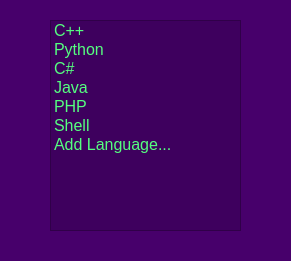
dwvwdv/CodeToolbox, file menu.ui: the form before one commit.
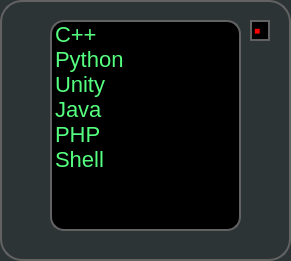
The form after the commit. Icons and pictures are not drawn.

Diff of the .ui file:
```diff
--- a/menu.ui
+++ b/menu.ui
@@ -14,8 +14,12 @@
    <string>Mikaㄉ寶箱</string>
   </property>
   <property name="styleSheet">
-   <string notr="true">background-color:rgb(71, 0, 107)
-</string>
+   <string notr="true">background-color:#2d3436;
+color:rgb(85, 255, 127);
+border-radius: 22px;
+font: &quot;Arial&quot;;
+font-size: 22px;
+border: 2px solid rgb(98, 98, 98);</string>
   </property>
   <widget class="QListWidget" name="SelectList">
    <property name="geometry">
@@ -28,12 +32,19 @@
    </property>
    <property name="font">
     <font>
-     <pointsize>12</pointsize>
+     <pointsize>-1</pointsize>
+     <weight>50</weight>
+     <italic>false</italic>
+     <bold>false</bold>
     </font>
    </property>
    <property name="styleSheet">
     <string notr="true">color:rgb(85, 255, 127);
-background-color:rgb(62, 0, 94)</string>
+border-radius: 14px;
+font: &quot;Arial&quot;;
+font-size: 22px;
+border: 2px solid rgb(98, 98, 98);
+background-color: #000000;</string>
    </property>
    <item>
     <property name="text">
@@ -56,7 +67,7 @@
    </item>
    <item>
     <property name="text">
-     <string>C#</string>
+     <string>Unity</string>
     </property>
     <property name="icon">
      <iconset theme="這啥">
@@ -78,11 +89,27 @@
      <string>Shell</string>
     </property>
    </item>
-   <item>
-    <property name="text">
-     <string>Add Language...</string>
-    </property>
-   </item>
+  </widget>
+  <widget class="QLabel" name="label">
+   <property name="geometry">
+    <rect>
+     <x>250</x>
+     <y>20</y>
+     <width>20</width>
+     <height>21</height>
+    </rect>
+   </property>
+   <property name="styleSheet">
+    <string notr="true">color: rgb(255, 0, 0);
+border-radius: 14px;
+font: &quot;Arial&quot;;
+font-size: 10px;
+border: 2px solid rgb(98, 98, 98);
+background-color: #000000;</string>
+   </property>
+   <property name="text">
+    <string>■</string>
+   </property>
   </widget>
  </widget>
  <resources/>
```
